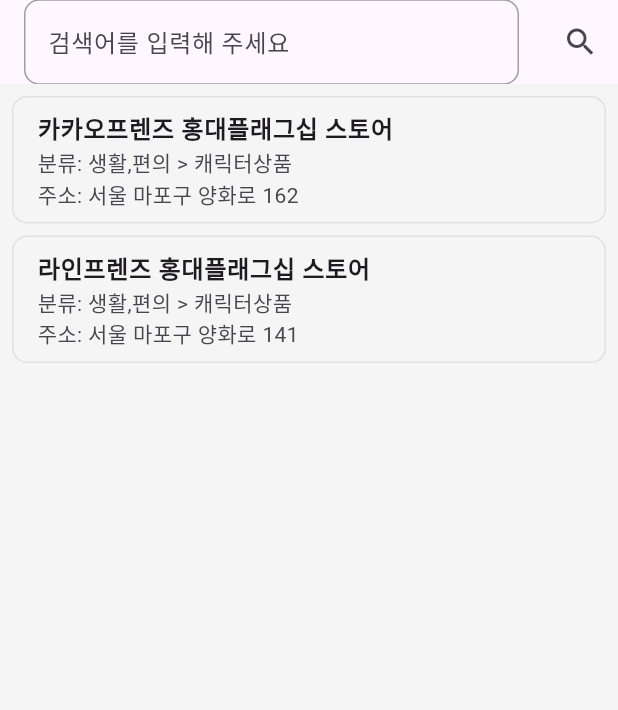
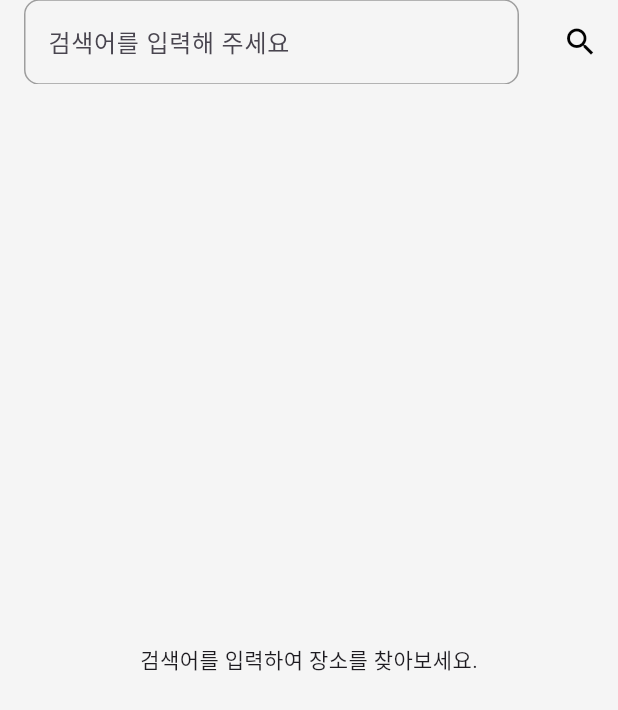
Before and after one commit to HaeAhn00/local_search_app, a Flutter app: the screen it shows after launch, after a tap on the "search" icon, on a phone screen of 412 x 824 dp. Shown: the top 710 px of the screen. Run offline on Flutter 3.47's test engine with Material 3 defaults, Android fonts, the phone set to English and light mode, and no system bars; our stand-ins replace dio, flutter_riverpod.

Commit message:
지역 검색 기능 구현

```diff
--- a/lib/data/model/location.dart
+++ b/lib/data/model/location.dart
@@ -0,0 +1,31 @@
+class Location {
+  final String title;
+  final String category;
+  final String roadAddress;
+  // Firebase에 리뷰를 저장하기 위해 좌표값도 모델에 포함합니다.
+  final String mapx;
+  final String mapy;
+
+  Location({
+    required this.title,
+    required this.category,
+    required this.roadAddress,
+    required this.mapx,
+    required this.mapy,
+  });
+
+  // API 응답(JSON)을 Location 객체로 변환하는 팩토리 생성자입니다.
+  factory Location.fromJson(Map<String, dynamic> json) {
+    // Naver API는 검색어에 <b> 태그를 포함하는 경우가 있어, 이를 제거합니다.
+    final String rawTitle = json['title'] as String? ?? '';
+    final String cleanTitle = rawTitle.replaceAll(RegExp(r'<[^>]*>'), '');
+
+    return Location(
+      title: cleanTitle,
+      category: json['category'] as String? ?? '',
+      roadAddress: json['roadAddress'] as String? ?? '',
+      mapx: json['mapx'] as String? ?? '',
+      mapy: json['mapy'] as String? ?? '',
+    );
+  }
+}
--- a/lib/main.dart
+++ b/lib/main.dart
@@ -18,6 +18,12 @@ class MyApp extends StatelessWidget {
         primarySwatch: Colors.blue,
         // Scaffold의 기본 배경색을 앱 전체에 적용합니다.
         scaffoldBackgroundColor: Colors.grey[100], // 연한 회색
+        // AppBar의 테마를 설정하여 앱 전체에 일관된 스타일을 적용합니다.
+        appBarTheme: AppBarTheme(
+          backgroundColor: Colors.grey[100], // AppBar 배경색을 body와 통일
+          elevation: 0, // AppBar와 body 사이의 그림자 제거
+          foregroundColor: Colors.black, // AppBar의 아이콘과 텍스트 색상을 검은색으로 설정
+        ),
       ),
       home: const HomePage(),
     );
--- a/lib/ui/detail/detail_page.dart
+++ b/lib/ui/detail/detail_page.dart
@@ -1,8 +1,9 @@
 import 'package:flutter/material.dart';
+import 'package:local_search_app/data/model/location.dart';
 
 class DetailPage extends StatelessWidget {
   // HomePage에서 전달받은 위치 정보를 저장할 변수입니다.
-  final Map<String, String> location;
+  final Location location;
 
   // 생성자를 통해 location 데이터를 필수로 받도록 합니다.
   const DetailPage({super.key, required this.location});
@@ -12,7 +13,7 @@ class DetailPage extends StatelessWidget {
     return Scaffold(
       appBar: AppBar(
         // AppBar의 제목을 전달받은 위치의 이름으로 설정합니다.
-        title: Text(location['title'] ?? '상세 정보'),
+        title: Text(location.title),
       ),
       body: Padding(
         padding: const EdgeInsets.all(16.0),
@@ -20,17 +21,17 @@ class DetailPage extends StatelessWidget {
           crossAxisAlignment: CrossAxisAlignment.start,
           children: [
             Text(
-              location['title']!,
+              location.title,
               style: Theme.of(context)
                   .textTheme
                   .headlineSmall
                   ?.copyWith(fontWeight: FontWeight.bold),
             ),
             const SizedBox(height: 16),
-            Text('분류: ${location['category']!}',
+            Text('분류: ${location.category}',
                 style: Theme.of(context).textTheme.titleMedium),
             const SizedBox(height: 8),
-            Text('주소: ${location['roadAddress']!}',
+            Text('주소: ${location.roadAddress}',
                 style: Theme.of(context).textTheme.titleMedium),
           ],
         ),
--- a/lib/ui/pages/home/home_page.dart
+++ b/lib/ui/pages/home/home_page.dart
@@ -1,41 +1,33 @@
 import 'package:flutter/material.dart';
+import 'package:flutter_riverpod/flutter_riverpod.dart';
 import 'package:local_search_app/ui/detail/detail_page.dart';
+import 'package:local_search_app/data/model/location.dart';
+import 'package:local_search_app/ui/pages/home/home_view_model.dart';
 
-class HomePage extends StatefulWidget {
+class HomePage extends ConsumerStatefulWidget {
   const HomePage({super.key});
 
   @override
-  State<HomePage> createState() => _HomePageState();
+  ConsumerState<HomePage> createState() => _HomePageState();
 }
 
-class _HomePageState extends State<HomePage> {
-  TextEditingController textEditingController = TextEditingController();
+class _HomePageState extends ConsumerState<HomePage> {
+  final TextEditingController _textEditingController = TextEditingController();
 
   void search(String text) {
-    print("search");
+    ref.read(homeViewModelProvider.notifier).search(text);
   }
 
   @override
   void dispose() {
-    textEditingController.dispose();
+    _textEditingController.dispose();
     super.dispose();
   }
 
   @override
   Widget build(BuildContext context) {
-    // UI 개발을 위한 임시 데이터 (build 메서드 내부에 선언)
-    final List<Map<String, String>> mockLocations = [
-      {
-        'title': '카카오프렌즈 홍대플래그십 스토어',
-        'category': '생활,편의 > 캐릭터상품',
-        'roadAddress': '서울 마포구 양화로 162',
-      },
-      {
-        'title': '라인프렌즈 홍대플래그십 스토어',
-        'category': '생활,편의 > 캐릭터상품',
-        'roadAddress': '서울 마포구 양화로 141',
-      },
-    ];
+    // ViewModel의 상태를 감시(watch)하여 변경될 때마다 UI를 다시 빌드합니다.
+    final homeState = ref.watch(homeViewModelProvider);
 
     return GestureDetector(
       onTap: () {
@@ -45,7 +37,7 @@ class _HomePageState extends State<HomePage> {
         appBar: AppBar(
           title: TextField(
             maxLines: 1,
-            controller: textEditingController,
+            controller: _textEditingController,
             onSubmitted: search,
             decoration: InputDecoration(
               hintText: '검색어를 입력해 주세요',
@@ -68,7 +60,7 @@ class _HomePageState extends State<HomePage> {
           actions: [
             GestureDetector(
               onTap: () {
-                search(textEditingController.text);
+                search(_textEditingController.text);
               },
               child: Container(
                 width: 50,
@@ -79,45 +71,56 @@ class _HomePageState extends State<HomePage> {
             ),
           ],
         ),
-        body: ListView.builder(
-          // 1. ListView 자체에 padding을 주어 목록 전체의 상하좌우 여백을 만듭니다.
+        body: _buildBody(homeState),
+      ),
+    );
+  }
+
+  Widget _buildBody(HomeState state) {
+    if (state.isLoading) {
+      return const Center(child: CircularProgressIndicator());
+    }
+
+    if (state.errorMessage != null) {
+      return Center(child: Text(state.errorMessage!));
+    }
+
+    if (state.locations.isEmpty) {
+      return const Center(child: Text('검색어를 입력하여 장소를 찾아보세요.'));
+    }
+
+    return ListView.builder(
       padding: const EdgeInsets.all(8.0),
-          itemCount: mockLocations.length,
+      itemCount: state.locations.length,
       itemBuilder: (context, index) {
-            final location = mockLocations[index];
-            // 2. 각 아이템을 GestureDetector로 감싸 탭 이벤트를 추가합니다.
-            return GestureDetector(
+        final location = state.locations[index];
+        return Card(
+          margin: const EdgeInsets.only(bottom: 8.0),
+          shape: RoundedRectangleBorder(
+            side: BorderSide(color: Colors.grey.shade300, width: 1.0),
+            borderRadius: BorderRadius.circular(10),
+          ),
+          clipBehavior: Clip.antiAlias,
+          child: ListTile(
             onTap: () {
-                // 탭하면 DetailPage로 이동하고, 선택한 location 정보를 전달합니다.
               Navigator.push(
                 context,
                 MaterialPageRoute(
                     builder: (context) => DetailPage(location: location)),
               );
             },
-              child: Container(
-                // 3. 아이템 사이에 하단 여백(margin)을 줍니다.
-                margin: const EdgeInsets.only(bottom: 8.0),
-                decoration: BoxDecoration(
-                  border: Border.all(color: Colors.grey.shade300, width: 1.0),
-                  borderRadius: BorderRadius.circular(10),
-                ),
-                child: ListTile(
-                  title: Text(location['title']!,
+            title: Text(location.title,
                 style: const TextStyle(fontWeight: FontWeight.bold)),
             subtitle: Column(
               crossAxisAlignment: CrossAxisAlignment.start,
               children: [
-                      Text('분류: ${location['category']!}'),
-                      Text('주소: ${location['roadAddress']!}'),
+                Text('분류: ${location.category}'),
+                Text('주소: ${location.roadAddress}'),
               ],
-                  ),
             ),
           ),
         );
       },
-        ),
-      ),
     );
   }
 }
--- a/lib/ui/pages/home/home_view_model.dart
+++ b/lib/ui/pages/home/home_view_model.dart
@@ -0,0 +1,64 @@
+import 'package:dio/dio.dart';
+import 'package:flutter_riverpod/flutter_riverpod.dart';
+import 'package:local_search_app/data/model/location.dart';
+import 'package:local_search_app/data/repository/location_repository.dart';
+
+// 1. UI의 상태를 정의하는 클래스 (State)
+// 로딩 상태, 검색 결과, 에러 메시지 등을 담습니다.
+// 불변(immutable) 객체로 만들어 상태 관리의 안정성을 높입니다.
+class HomeState {
+  final bool isLoading;
+  final List<Location> locations;
+  final String? errorMessage;
+
+  HomeState({
+    this.isLoading = false,
+    this.locations = const [],
+    this.errorMessage,
+  });
+
+  // 상태를 복사하여 일부 값만 변경하는 메서드. 예: state.copyWith(isLoading: true)
+  HomeState copyWith({
+    bool? isLoading,
+    List<Location>? locations,
+    String? errorMessage,
+  }) {
+    return HomeState(
+      isLoading: isLoading ?? this.isLoading,
+      locations: locations ?? this.locations,
+      errorMessage: errorMessage, // null로도 덮어쓸 수 있도록 ?? 제거
+    );
+  }
+}
+
+// 2. ViewModel: UI의 상태(HomeState)를 관리하고 비즈니스 로직(검색)을 처리합니다.
+class HomeViewModel extends StateNotifier<HomeState> {
+  final LocationRepository _repository;
+
+  HomeViewModel(this._repository) : super(HomeState());
+
+  Future<void> search(String query) async {
+    if (query.isEmpty) return;
+    state = state.copyWith(isLoading: true, errorMessage: null);
+    try {
+      final locations = await _repository.searchLocations(query);
+      state = state.copyWith(isLoading: false, locations: locations);
+    } on DioException catch (e) {
+      String errorMessage = '네트워크 오류가 발생했습니다. 인터넷 연결을 확인해주세요.';
+      if (e.response?.statusCode == 401) {
+        errorMessage = 'API 인증에 실패했습니다. API 키를 확인해주세요.';
+      }
+      state = state.copyWith(isLoading: false, errorMessage: errorMessage);
+    } catch (e) {
+      state =
+          state.copyWith(isLoading: false, errorMessage: '알 수 없는 오류가 발생했습니다.');
+    }
+  }
+}
+
+// 3. Provider: ViewModel을 생성하고 UI에 제공합니다.
+final homeViewModelProvider =
+    StateNotifierProvider<HomeViewModel, HomeState>((ref) {
+  final repository = ref.watch(locationRepositoryProvider);
+  return HomeViewModel(repository);
+});
```
Also changed, not shown: lib/data/repository/location_repository.dart (+45 -0 lines), 1 other file. Lines whose indentation alone changed are shown as unchanged.
